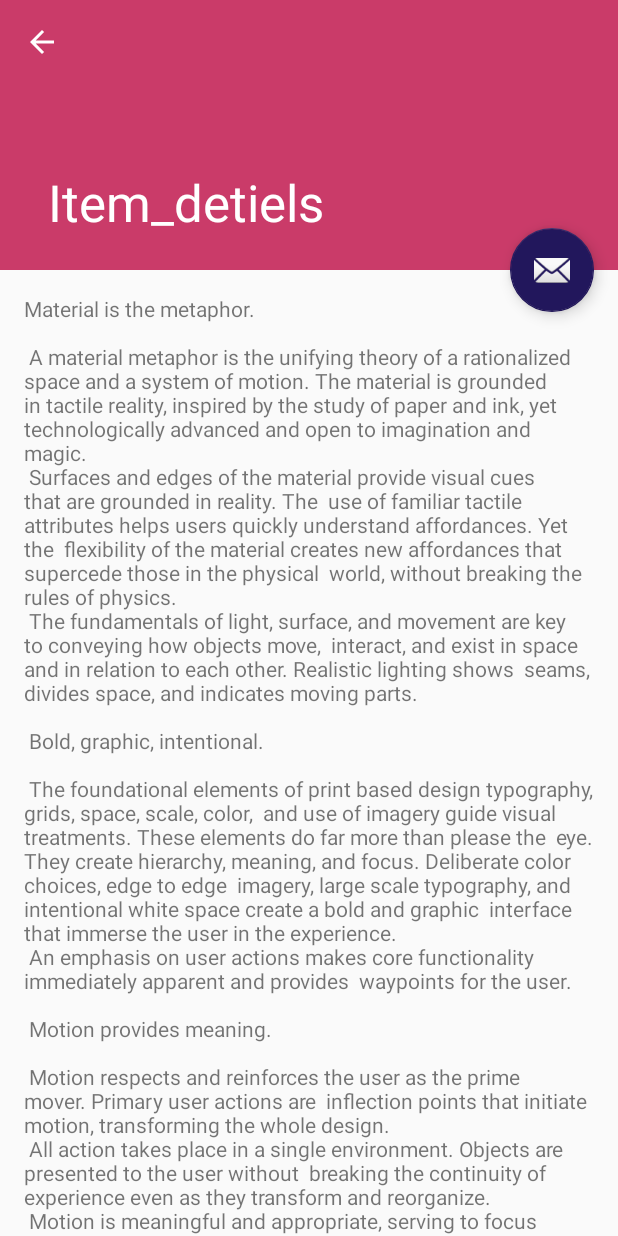
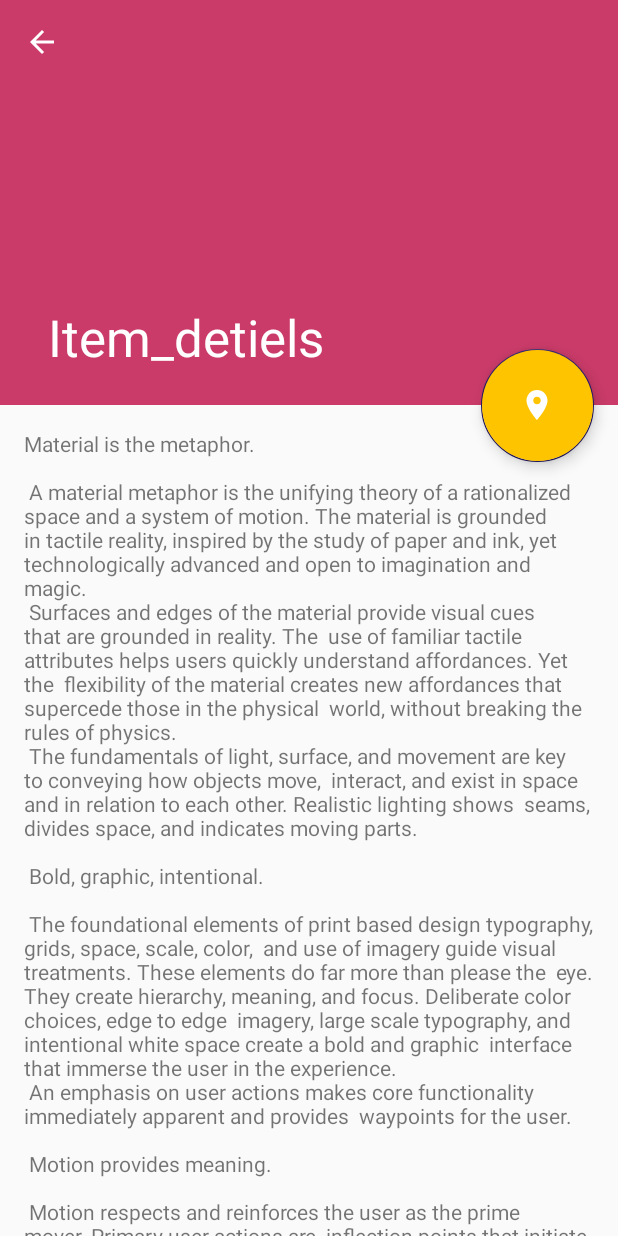
Before and after one commit to Amin397/Sport-Cup, an Android app: the Item_detiels screen opened directly, with no data from a screen before it, on a phone screen of 412 x 824 dp. Run offline under Robolectric (Android 15) with nearby library versions, the phone set to English and light mode, and no system bars.

Commit message:
collapsing toolbar color and icon fixed

```diff
--- /dev/null
+++ b/app/src/main/res/drawable/ic_location_on_white_24dp.xml
@@ -0,0 +1,5 @@
+<vector android:height="100dp" android:tint="#FFFFFF"
+    android:viewportHeight="24.0" android:viewportWidth="24.0"
+    android:width="100dp" xmlns:android="http://schemas.android.com/apk/res/android">
+    <path android:fillColor="#FF000000" android:pathData="M12,2C8.13,2 5,5.13 5,9c0,5.25 7,13 7,13s7,-7.75 7,-13c0,-3.87 -3.13,-7 -7,-7zM12,11.5c-1.38,0 -2.5,-1.12 -2.5,-2.5s1.12,-2.5 2.5,-2.5 2.5,1.12 2.5,2.5 -1.12,2.5 -2.5,2.5z"/>
+</vector>
--- a/app/src/main/res/layout/activity_item_detiels.xml
+++ b/app/src/main/res/layout/activity_item_detiels.xml
@@ -40,8 +40,10 @@
         android:layout_width="wrap_content"
         android:layout_height="wrap_content"
         android:layout_margin="@dimen/fab_margin"
+        android:backgroundTint="@color/fab_detaile_color"
         app:layout_anchor="@id/appbar_item_detaile_id"
         app:layout_anchorGravity="bottom|end"
-        app:srcCompat="@android:drawable/ic_dialog_email" />
+        app:fabCustomSize="75dp"
+        android:src="@drawable/ic_location_on_white_24dp" />
 
 </android.support.design.widget.CoordinatorLayout>
--- a/app/src/main/res/values/colors.xml
+++ b/app/src/main/res/values/colors.xml
@@ -5,5 +5,5 @@
     <color name="colorAccent">#22175C</color>
     <color name="color_withe">#ffffff</color>
     <color name="color_black">#000000</color>
-    <color name="golden_rate">#FFC000</color>
+    <color name="fab_detaile_color">#FFC400</color>
 </resources>
--- a/app/src/main/res/values/dimens.xml
+++ b/app/src/main/res/values/dimens.xml
@@ -25,6 +25,6 @@
     <dimen name="cardelevation_3dp">3dp</dimen>
     <dimen name="elevation_5dp">5dp</dimen>
     <dimen name="padding_20dp">20dp</dimen>
-    <dimen name="app_bar_height">180dp</dimen>
+    <dimen name="app_bar_height">270dp</dimen>
     <dimen name="text_margin">16dp</dimen>
 </resources>
```
